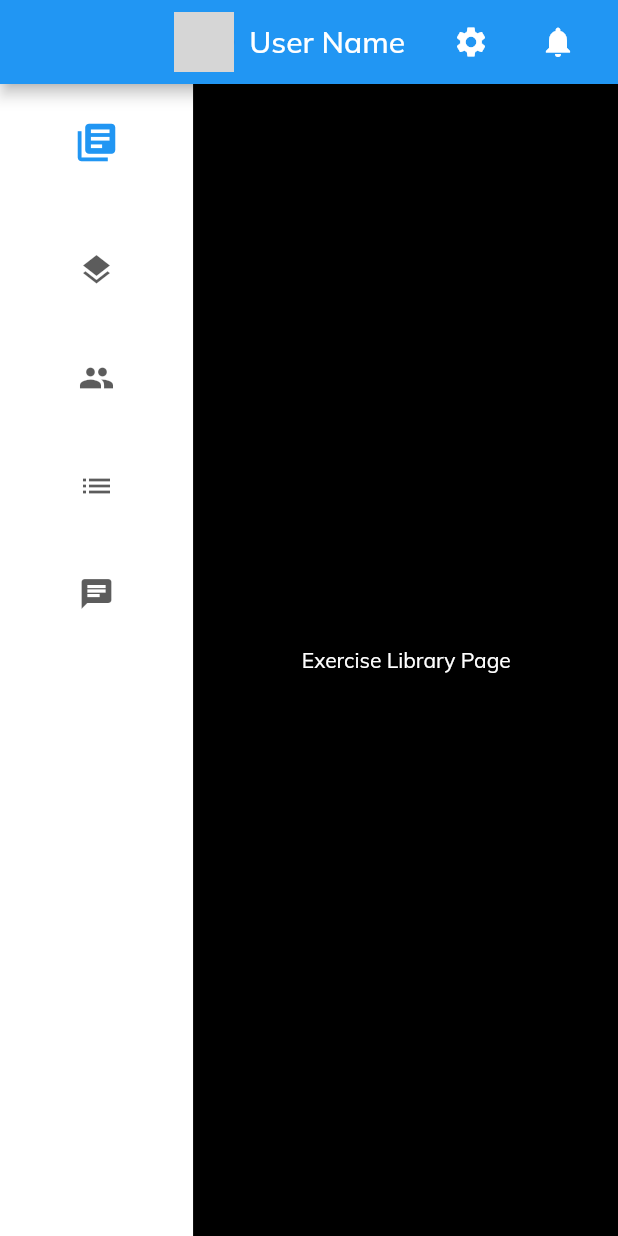
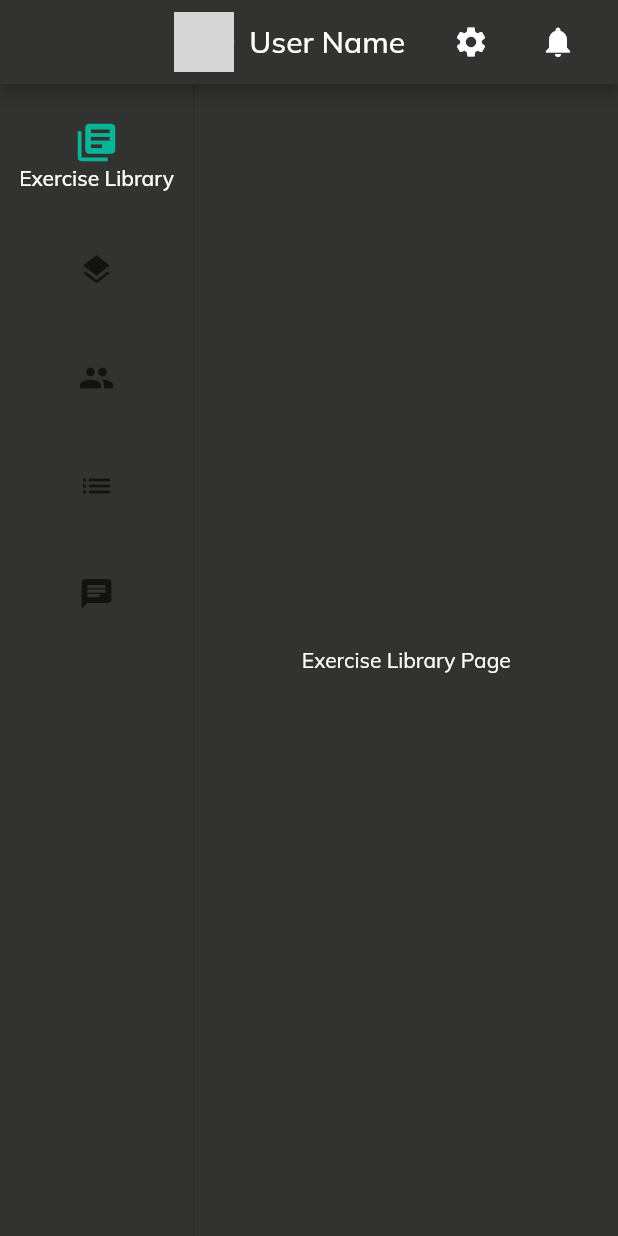
Before and after one commit to salahlashein/Web-dashboard-for-a-powerlifting-company, a Flutter app: the screen it shows after launch, after a tap on "Login", on a phone screen of 412 x 824 dp. Run offline on Flutter 3.47's test engine with Material 2 defaults, Android fonts, the phone set to English and light mode, and no system bars; our stand-ins replace get, google_fonts; network calls fail; grey boxes are pictures that could not be loaded.

Commit message:
navbar and side menu color changed to mint green

```diff
--- a/lib/main.dart
+++ b/lib/main.dart
@@ -7,7 +7,6 @@ import 'login.dart';
 import 'navbar.dart';
 
 void main() async {
-
   WidgetsFlutterBinding.ensureInitialized();
 
   runApp(const MyApp());
@@ -22,7 +21,7 @@ class MyApp extends StatelessWidget {
       debugShowCheckedModeBanner: false,
       title: "Coaches Dashboard",
       theme: ThemeData(
-        scaffoldBackgroundColor: Colors.black,
+        scaffoldBackgroundColor: Color.fromARGB(255, 50, 50, 48),
         textTheme: GoogleFonts.mulishTextTheme(Theme.of(context).textTheme)
             .apply(bodyColor: Colors.black),
         pageTransitionsTheme: PageTransitionsTheme(builders: {
--- a/lib/navbar.dart
+++ b/lib/navbar.dart
@@ -26,6 +26,7 @@ class _NavbarState extends State<Navbar> {
   Widget build(BuildContext context) {
     return Scaffold(
       appBar: AppBar(
+        backgroundColor: Color.fromARGB(255, 50, 50, 48),
         automaticallyImplyLeading: false, // This will remove the back button
         title: Row(
           mainAxisAlignment: MainAxisAlignment.end,
@@ -57,36 +58,57 @@ class _NavbarState extends State<Navbar> {
       body: Row(
         children: [
           NavigationRail(
+            backgroundColor: Color.fromARGB(255, 50, 50, 48),
             selectedIndex: _selectedIndex,
             onDestinationSelected: _onItemTapped,
             labelType: NavigationRailLabelType.selected,
             destinations: [
               NavigationRailDestination(
                 icon: Icon(Icons.library_books),
-                selectedIcon: Icon(Icons.library_books, size: 30),
+                selectedIcon: Icon(
+                  Icons.library_books,
+                  size: 30,
+                  color: Color.fromARGB(255, 9, 181, 152),
+                ),
                 label: Text('Exercise Library',
                     style: TextStyle(color: Colors.white)),
               ),
               NavigationRailDestination(
                 icon: Icon(Icons.layers),
-                selectedIcon: Icon(Icons.layers, size: 30),
+                selectedIcon: Icon(
+                  Icons.layers,
+                  size: 30,
+                  color: Color.fromARGB(255, 9, 181, 152),
+                ),
                 label: Text('Templates', style: TextStyle(color: Colors.white)),
               ),
               NavigationRailDestination(
                 icon: Icon(Icons.people),
-                selectedIcon: Icon(Icons.people, size: 30),
+                selectedIcon: Icon(
+                  Icons.people,
+                  size: 30,
+                  color: Color.fromARGB(255, 9, 181, 152),
+                ),
                 label: Text('Athlete Overview',
                     style: TextStyle(color: Colors.white)),
               ),
               NavigationRailDestination(
                 icon: Icon(Icons.list),
-                selectedIcon: Icon(Icons.list, size: 30),
+                selectedIcon: Icon(
+                  Icons.list,
+                  size: 30,
+                  color: Color.fromARGB(255, 9, 181, 152),
+                ),
                 label:
                     Text('Athlete List', style: TextStyle(color: Colors.white)),
               ),
               NavigationRailDestination(
                 icon: Icon(Icons.chat),
-                selectedIcon: Icon(Icons.chat, size: 30),
+                selectedIcon: Icon(
+                  Icons.chat,
+                  size: 30,
+                  color: Color.fromARGB(255, 9, 181, 152),
+                ),
                 label: Text('Chat', style: TextStyle(color: Colors.white)),
               ),
             ],
```
